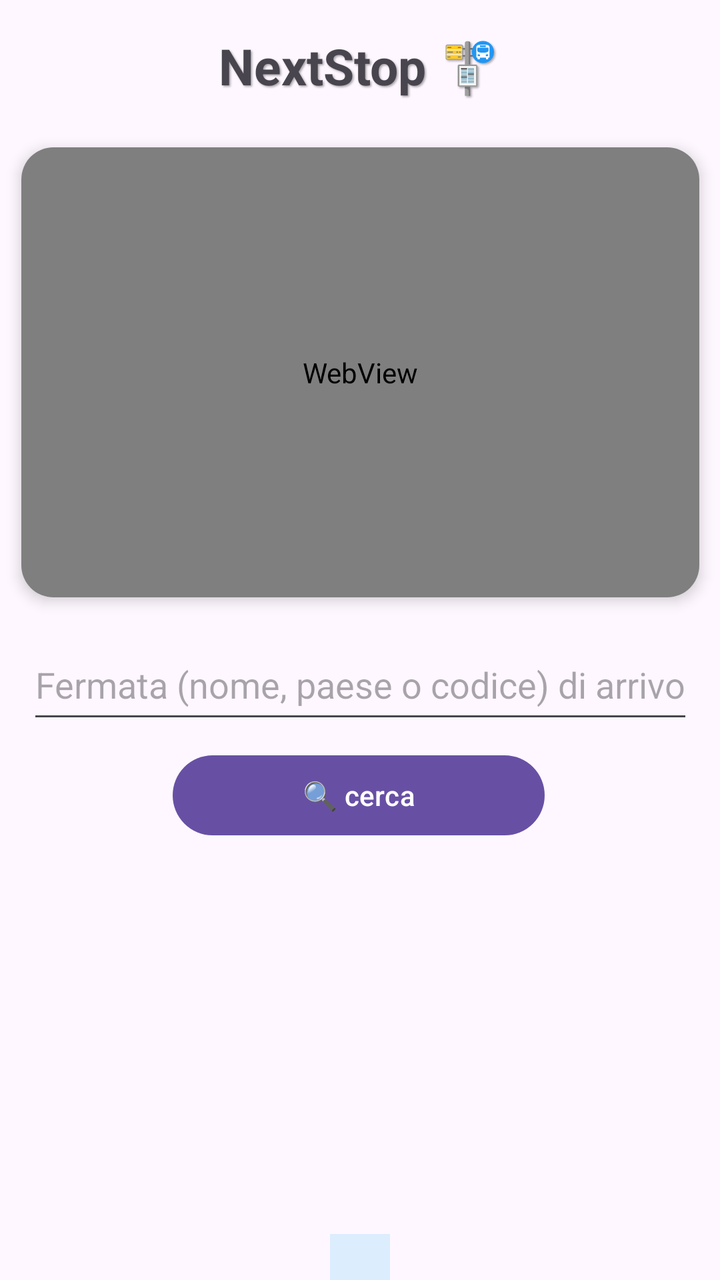
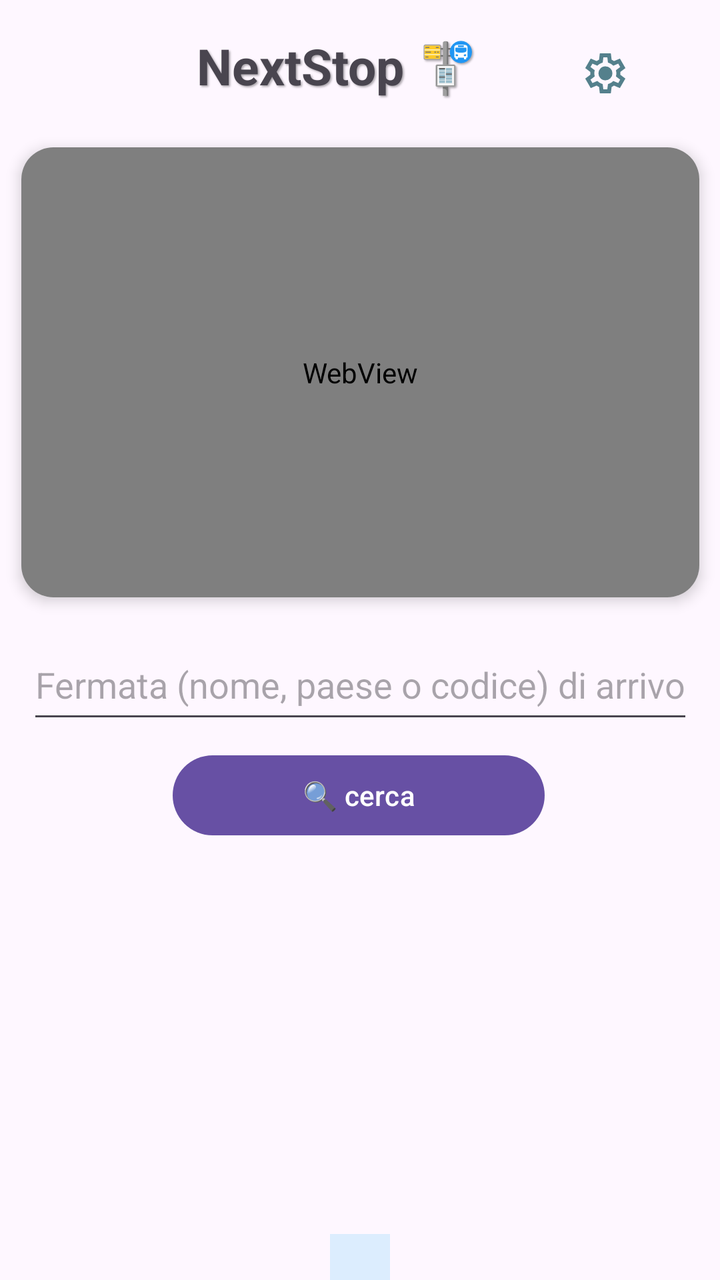

Compare the two renders of this Android layout. The source of the first and the diff that turns it into the second are given below.
<!-- AndroidManifest.xml: application theme Theme.NextStop -->
<!-- res/layout/activity_main.xml -->
<?xml version="1.0" encoding="utf-8"?>
<androidx.constraintlayout.widget.ConstraintLayout xmlns:android="http://schemas.android.com/apk/res/android"
    xmlns:app="http://schemas.android.com/apk/res-auto"
    xmlns:tools="http://schemas.android.com/tools"
    android:id="@+id/main"
    android:layout_width="match_parent"
    android:layout_height="match_parent"
    tools:context=".MainActivity">

    <TextView
        android:id="@+id/textView"
        android:layout_width="wrap_content"
        android:layout_height="wrap_content"
        android:layout_marginTop="16dp"
        android:shadowColor="#55000000"
        android:shadowDx="2"
        android:shadowDy="2"
        android:shadowRadius="2"
        android:text="@string/app_name"
        android:textSize="25sp"
        android:textStyle="bold"
        app:layout_constraintBottom_toTopOf="@+id/webview_container"
        app:layout_constraintEnd_toEndOf="parent"
        app:layout_constraintStart_toStartOf="parent"
        app:layout_constraintTop_toTopOf="parent" />

    <FrameLayout
        android:id="@+id/webview_container"
        android:layout_width="339dp"
        android:layout_height="225dp"
        android:layout_marginTop="24dp"
        android:background="@drawable/rounded_bg"
        android:clipToOutline="true"
        android:elevation="4dp"
        app:layout_constraintEnd_toEndOf="parent"
        app:layout_constraintStart_toStartOf="parent"
        app:layout_constraintTop_toBottomOf="@+id/textView">

        <WebView
            android:id="@+id/mappa"
            android:layout_width="match_parent"
            android:layout_height="match_parent" />
    </FrameLayout>

    <EditText
        android:id="@+id/query"
        android:layout_width="333dp"
        android:layout_height="52dp"
        android:layout_marginTop="16dp"
        android:ems="10"
        android:hint="@string/cerca_fermata"
        android:inputType="text"
        app:layout_constraintEnd_toEndOf="parent"
        app:layout_constraintStart_toStartOf="parent"
        app:layout_constraintTop_toBottomOf="@+id/webview_container" />

    <Button
        android:id="@+id/search"
        android:layout_width="186dp"
        android:layout_height="48dp"
        android:layout_marginTop="7dp"
        android:text="🔍 cerca"
        app:layout_constraintEnd_toEndOf="parent"
        app:layout_constraintHorizontal_bias="0.497"
        app:layout_constraintStart_toStartOf="parent"
        app:layout_constraintTop_toBottomOf="@+id/query" />

    <ListView
        android:id="@+id/lv_fermate"
        android:layout_width="332dp"
        android:layout_height="205dp"
        android:layout_marginTop="20dp"
        app:layout_constraintEnd_toEndOf="parent"
        app:layout_constraintHorizontal_bias="0.493"
        app:layout_constraintStart_toStartOf="parent"
        app:layout_constraintTop_toBottomOf="@+id/search" />

    <TextView
        android:id="@+id/timerStatusView"
        android:layout_width="wrap_content"
        android:layout_height="wrap_content"
        android:background="#2203A9F4"
        android:padding="15sp"
        android:textAlignment="center"
        android:textSize="17sp"
        android:textStyle="bold"
        app:layout_constraintBottom_toBottomOf="parent"
        app:layout_constraintEnd_toEndOf="parent"
        app:layout_constraintStart_toStartOf="parent"
        app:layout_constraintTop_toBottomOf="@+id/lv_fermate" />

</androidx.constraintlayout.widget.ConstraintLayout>
<!-- resources referenced by this layout -->
<resources>
  <!-- drawable rounded_bg (drawable) -->
  <?xml version="1.0" encoding="utf-8"?>
  <shape xmlns:android="http://schemas.android.com/apk/res/android">
      <solid android:color="#FFFFFF"/> 
      <corners android:radius="16dp"/> 
  </shape>
  <string name="app_name">NextStop 🚏</string>
  <string name="cerca_fermata">Fermata (nome, paese o codice) di arrivo</string>
  <style name="Theme.NextStop" parent="Base.Theme.NextStop" />
  <style name="Base.Theme.NextStop" parent="Theme.Material3.DayNight.NoActionBar">
          
          
      </style>
</resources>

<!-- the commit's change to res/layout/activity_main.xml (unified diff, before → after) -->
@@ -6,6 +6,17 @@
     android:layout_width="match_parent"
     android:layout_height="match_parent"
     tools:context=".MainActivity">
+
+    <ImageButton
+        android:id="@+id/settings"
+        android:layout_width="43dp"
+        android:layout_height="41dp"
+        android:layout_marginTop="16dp"
+        android:layout_marginEnd="36dp"
+        android:background="#00FFFFFF"
+        android:src="@drawable/settings"
+        app:layout_constraintEnd_toEndOf="parent"
+        app:layout_constraintTop_toTopOf="parent" />
 
     <TextView
         android:id="@+id/textView"
@@ -20,7 +31,8 @@
         android:textSize="25sp"
         android:textStyle="bold"
         app:layout_constraintBottom_toTopOf="@+id/webview_container"
-        app:layout_constraintEnd_toEndOf="parent"
+        app:layout_constraintEnd_toStartOf="@+id/settings"
+        app:layout_constraintHorizontal_bias="0.705"
         app:layout_constraintStart_toStartOf="parent"
         app:layout_constraintTop_toTopOf="parent" />
 
<!-- resource entries referenced after the edit -->
@@ -6,6 +6,16 @@
       <solid android:color="#FFFFFF"/> 
       <corners android:radius="16dp"/> 
   </shape>
+  <!-- drawable settings (drawable) -->
+  <vector xmlns:android="http://schemas.android.com/apk/res/android"
+      android:width="24dp"
+      android:height="24dp"
+      android:viewportWidth="960"
+      android:viewportHeight="960">
+    <path
+        android:pathData="m370,880 l-16,-128q-13,-5 -24.5,-12T307,725l-119,50L78,585l103,-78q-1,-7 -1,-13.5v-27q0,-6.5 1,-13.5L78,375l110,-190 119,50q11,-8 23,-15t24,-12l16,-128h220l16,128q13,5 24.5,12t22.5,15l119,-50 110,190 -103,78q1,7 1,13.5v27q0,6.5 -2,13.5l103,78 -110,190 -118,-50q-11,8 -23,15t-24,12L590,880L370,880ZM440,800h79l14,-106q31,-8 57.5,-23.5T639,633l99,41 39,-68 -86,-65q5,-14 7,-29.5t2,-31.5q0,-16 -2,-31.5t-7,-29.5l86,-65 -39,-68 -99,42q-22,-23 -48.5,-38.5T533,266l-13,-106h-79l-14,106q-31,8 -57.5,23.5T321,327l-99,-41 -39,68 86,64q-5,15 -7,30t-2,32q0,16 2,31t7,30l-86,65 39,68 99,-42q22,23 48.5,38.5T427,694l13,106ZM482,620q58,0 99,-41t41,-99q0,-58 -41,-99t-99,-41q-59,0 -99.5,41T342,480q0,58 40.5,99t99.5,41ZM480,480Z"
+        android:fillColor="#54808C"/>
+  </vector>
   <string name="app_name">NextStop 🚏</string>
   <string name="cerca_fermata">Fermata (nome, paese o codice) di arrivo</string>
   <style name="Theme.NextStop" parent="Base.Theme.NextStop" />
